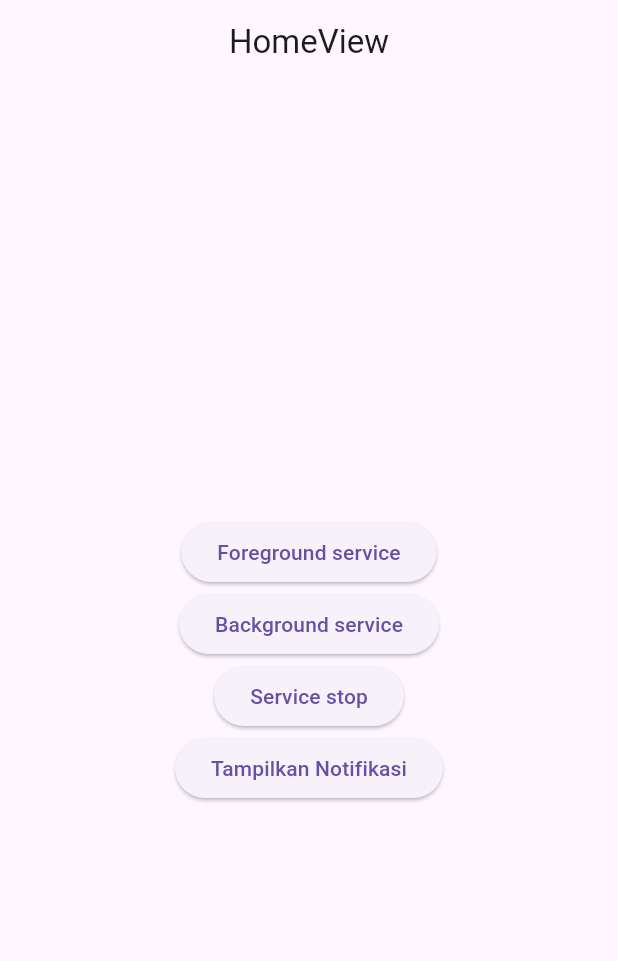
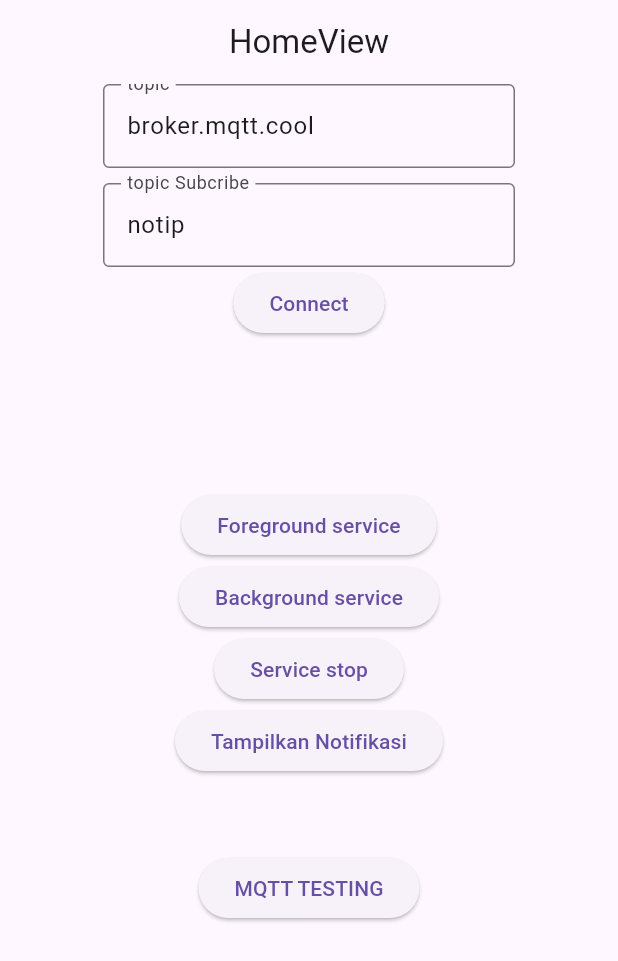
Before and after one commit to Saifulkamil/Background-service-flutter, a Flutter app: the screen it shows after launch, after a tap on "Tampilkan Notifikasi", on a phone screen of 412 x 824 dp. Shown: the top 961 px of the screen. Run offline on Flutter 3.47's test engine with Material 3 defaults, Android fonts, the phone set to English and light mode, and no system bars; our stand-ins replace flutter_local_notifications, get, permission_handler, rxdart; missing offline and left inert: flutter_background_service, mqtt_client.

Commit message:
feat local and backgroud

```diff
--- a/lib/app/modules/home/views/home_view.dart
+++ b/lib/app/modules/home/views/home_view.dart
@@ -1,7 +1,10 @@
 import 'package:flutter/material.dart';
 import 'package:flutter_background_service/flutter_background_service.dart';
 import 'package:get/get.dart';
+import 'package:mqtt_client/mqtt_client.dart';
 import 'package:notif/app/modules/home/views/notif.dart';
+import 'package:notif/app/routes/app_pages.dart';
+import '../../../services/mqtt_service.dart';
 import '../controllers/home_controller.dart';
 
 class HomeView extends GetView<HomeController> {
@@ -16,8 +19,47 @@ class HomeView extends GetView<HomeController> {
       ),
       body: Center(
         child: Column(
-          mainAxisAlignment: MainAxisAlignment.center,
+          mainAxisAlignment: MainAxisAlignment.start,
+          crossAxisAlignment: CrossAxisAlignment.center,
           children: [
+            SizedBox(
+              width: Get.width / 1.5,
+              child: TextField(
+                controller: MqttService.hostController,
+                decoration: InputDecoration(
+                  border: OutlineInputBorder(),
+                  labelText: 'topic',
+                ),
+              ),
+            ),
+            SizedBox(
+              height:10,
+            ),
+            SizedBox(
+              width: Get.width / 1.5,
+              child: TextField(
+                controller: MqttService.topicSubController,
+                decoration: InputDecoration(
+                  border: OutlineInputBorder(),
+                  labelText: 'topic Subcribe',
+                ),
+              ),
+            ),
+            ElevatedButton(
+              onPressed: () async {
+                if (MqttService.client?.connectionStatus?.state ==
+                    MqttConnectionState.connected) {
+                  MqttService.client?.disconnect();
+                } else {
+                  MqttService.connect();
+                  MqttService.subscribe(MqttService.topicSubController.text);
+                }
+              },
+              child: Obx(() => Text(MqttService.mqttText.value)),
+            ),
+            SizedBox(
+              height: 100,
+            ),
             ElevatedButton(
               onPressed: () {
                 FlutterBackgroundService().invoke("setAsForeground");
@@ -54,6 +96,15 @@ class HomeView extends GetView<HomeController> {
               },
               child: const Text('Tampilkan Notifikasi'),
             ),
+            const SizedBox(
+              height: 50,
+            ),
+            ElevatedButton(
+              onPressed: () {
+                Get.toNamed(Routes.MTQQ);
+              },
+              child: const Text('MQTT TESTING'),
+            ),
           ],
         ),
       ),
--- a/lib/app/modules/home/views/notif.dart
+++ b/lib/app/modules/home/views/notif.dart
@@ -41,18 +41,18 @@ class NotificationService {
 
   static Future<void> showNotification(
       int id, String? title, String? body, String? payload) async {
-    final imageicon = await Utils.downloadFile(
-        'https://encrypted-tbn2.gstatic.com/images?q=tbn:ANd9GcR2f1n0xOHEDlEMVLH0Tdv0PIYeKk3FzgG3ShEpkqrStTsxpYN4',
-        'notification_Icon.jpg');
-    final imagePath = await Utils.downloadFile(
-        'https://digiagri.digibizdev.online/assets/img/logo_dark.png',
-        'notification_image.jpg');
+    // final imageicon = await Utils.downloadFile(
+    //     'https://encrypted-tbn2.gstatic.com/images?q=tbn:ANd9GcR2f1n0xOHEDlEMVLH0Tdv0PIYeKk3FzgG3ShEpkqrStTsxpYN4',
+    //     'notification_Icon.jpg');
+    // final imagePath = await Utils.downloadFile(
+    //     'https://digiagri.digibizdev.online/assets/img/logo_dark.png',
+    //     'notification_image.jpg');
 
     AndroidNotificationDetails androidNotificationDetails =
         AndroidNotificationDetails(
-      styleInformation: BigPictureStyleInformation(
-          FilePathAndroidBitmap(imagePath),
-          largeIcon: FilePathAndroidBitmap(imageicon)),
+      // styleInformation: BigPictureStyleInformation(
+      //     FilePathAndroidBitmap(imagePath),
+      //     largeIcon: FilePathAndroidBitmap(imageicon)),
       'your_channel_id',
       'your_channel_name',
       channelDescription: 'Your channel description',
--- a/lib/app/routes/app_routes.dart
+++ b/lib/app/routes/app_routes.dart
@@ -5,10 +5,12 @@ abstract class Routes {
   Routes._();
   static const HOME = _Paths.HOME;
   static const PLAY_VIDEO = _Paths.PLAY_VIDEO;
+  static const MTQQ = _Paths.MTQQ;
 }
 
 abstract class _Paths {
   _Paths._();
   static const HOME = '/home';
   static const PLAY_VIDEO = '/play-video';
+  static const MTQQ = '/mtqq';
 }
--- /dev/null
+++ b/lib/app/services/mqtt_service.dart
@@ -0,0 +1,120 @@
+import 'package:flutter/material.dart';
+import 'package:get/get.dart';
+import 'package:mqtt_client/mqtt_client.dart';
+import 'package:mqtt_client/mqtt_server_client.dart';
+import 'package:notif/app/modules/home/views/notif.dart';
+
+class MqttService {
+  static final hostController = TextEditingController(text: "broker.mqtt.cool");
+
+  static final topicPubController = TextEditingController(text: "notip");
+  static final topicSubController = TextEditingController(text: "notip");
+  static final messegeController = TextEditingController();
+  static MqttServerClient? client;
+  static Function(String)? onMessageReceived;
+  static RxString mqttText = "Connect".obs;
+  static RxString pubText = "Publish".obs;
+  static RxString subText = "Subcribe".obs;
+
+  static Future<bool> connect() async {
+    client = MqttServerClient(
+        hostController.text.isEmpty ? "broker.mqtt.cool" : hostController.text,
+        'flutter_client');
+    client!.port = 1883;
+    client!.keepAlivePeriod = 60;
+    client!.onConnected = onConnected;
+    client!.onDisconnected = onDisconnected;
+    client!.onSubscribed = onSubscribed;
+    client!.logging(on: true);
+
+    final connMessage = MqttConnectMessage()
+        .withClientIdentifier(
+            'flutter_client_${DateTime.now().millisecondsSinceEpoch}')
+        .startClean()
+        .withWillQos(MqttQos.atLeastOnce);
+
+    client!.connectionMessage = connMessage;
+
+    try {
+      await client!.connect();
+      if (client!.connectionStatus!.state == MqttConnectionState.connected) {
+        mqttText.value = "Connected to ${hostController.text}";
+        return true;
+      }
+      mqttText.value = "Failed, try Connected to broker";
+      return false;
+    } catch (e) {
+      print('Connection failed: $e');
+      mqttText.value = "Failed, try Connected to broker";
+
+      return false;
+    }
+  }
+
+  static void onConnected() {
+    print('Connected to MQTT Broker');
+  }
+
+  static void onDisconnected() {
+    mqttText.value = "Connect";
+    print('Disconnected from MQTT Broker');
+  }
+
+  static void onSubscribed(String topic) {
+    subText.value = "Subcribe ${topic}";
+    print('Subscribed to topic: $topic');
+  }
+
+  static RxList<String> messagesList = <String>[].obs;
+
+  /// Menangani langganan ke topik MQTT
+  static Future<void> subscribe(String topic) async {
+    if (client == null ||
+        client!.connectionStatus?.state != MqttConnectionState.connected) {
+      print("Client not connected, attempting to reconnect...");
+      bool connected = await connect();
+      if (!connected) {
+        print("Failed to reconnect");
+        return;
+      }
+    }
+
+    client!.subscribe(topic, MqttQos.atLeastOnce);
+    print("Subscribed to $topic");
+
+    client!.updates?.listen((List<MqttReceivedMessage<MqttMessage>> messages) {
+      final message = messages[0].payload as MqttPublishMessage;
+      final payload =
+          MqttPublishPayload.bytesToStringAsString(message.payload.message);
+      messagesList.add(payload);
+
+      // Tampilkan notifikasi
+      NotificationService.showNotification(
+        1,
+        "Notifikasi",
+        payload.isEmpty ? "Pesan kosong" : payload,
+        "content",
+      );
+    });
+  }
+
+  /// Publikasi pesan ke topik tertentu
+  static void publish(String topic, String message) {
+    if (client?.connectionStatus?.state == MqttConnectionState.connected) {
+      final builder = MqttClientPayloadBuilder();
+      builder.addString(message);
+      client!.publishMessage(topic, MqttQos.atLeastOnce, builder.payload!);
+      print("Published message: $message to topic: $topic");
+    } else {
+      print("Failed to publish, client not connected.");
+    }
+  }
+
+  /// Unsubscribe dari topik
+  static void unsubscribe(String topic) {
+    if (client?.connectionStatus?.state == MqttConnectionState.connected) {
+      client!.unsubscribe(topic);
+      print('Unsubscribed from topic: $topic');
+    }
+  }
+}
--- a/lib/main.dart
+++ b/lib/main.dart
@@ -25,8 +25,10 @@ Future<void> main() async {
   runApp(
     GetMaterialApp(
       title: "Application",
+      navigatorKey: Get.key,
       initialRoute: AppPages.INITIAL,
       getPages: AppPages.routes,
     ),
   );
+   homeC.listenToNotifications();
 }
--- a/pubspec.yaml
+++ b/pubspec.yaml
@@ -44,6 +44,7 @@ dependencies:
   intl: ^0.19.0
 
   rxdart: ^0.28.0
+  mqtt_client: ^10.5.1
 
 dev_dependencies:
   flutter_test:
```
Also changed, not shown: lib/app/modules/home/controllers/home_controller.dart (+57 -21 lines), lib/app/modules/mtqq/bindings/mtqq_binding.dart (added, +12 -0 lines), lib/app/modules/mtqq/controllers/mtqq_controller.dart (added, +23 -0 lines), lib/app/modules/mtqq/views/mtqq_view.dart (added, +130 -0 lines), lib/app/routes/app_pages.dart (+7 -0 lines), pubspec.lock, 1 other file.
